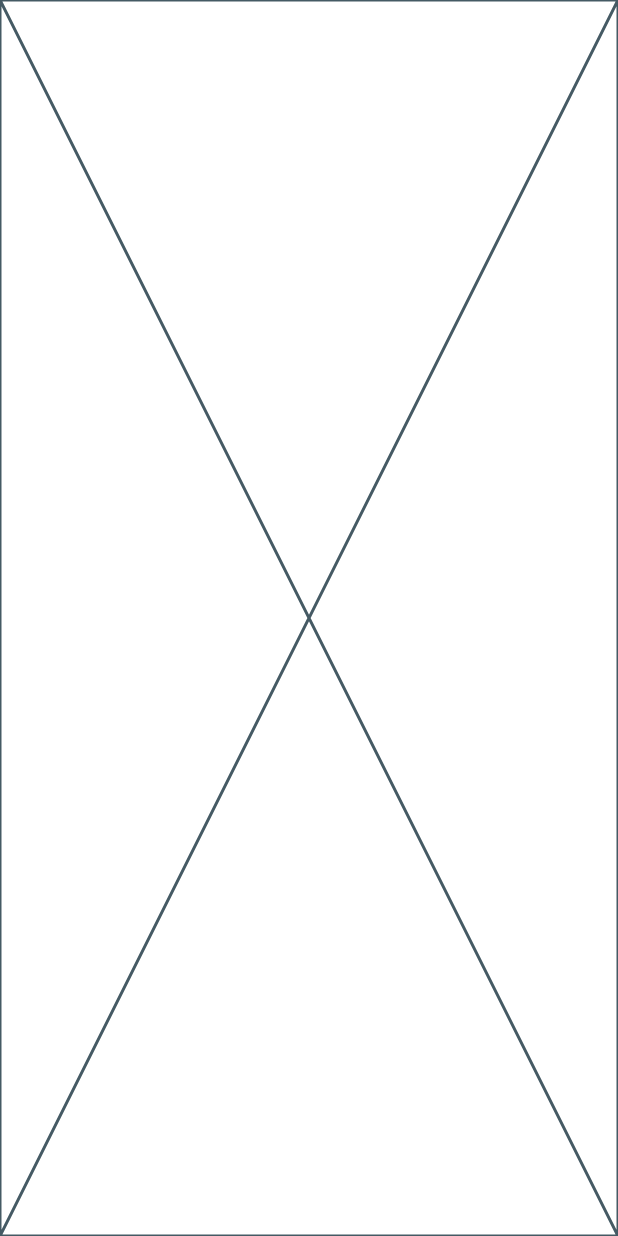
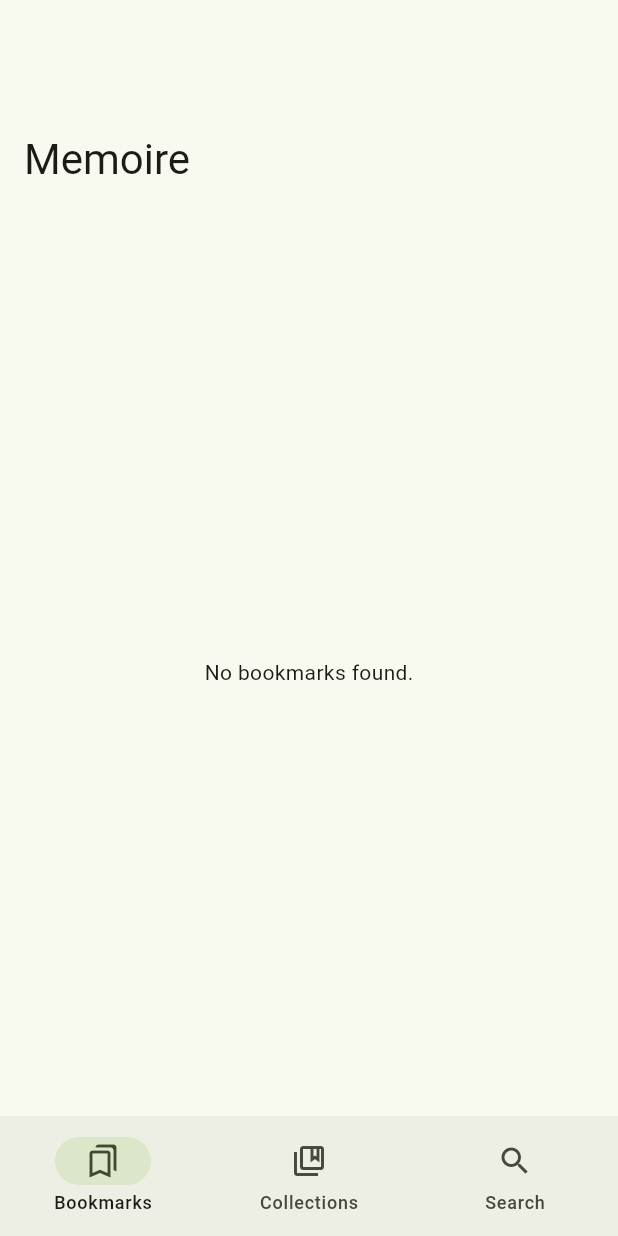
Before and after one commit to abdrhmniqbal/memoire, a Flutter app: the screen it shows after launch, on a phone screen of 412 x 824 dp. Run offline on Flutter 3.47's test engine with Material 3 defaults, Android fonts, the light colour scheme and no system bars; drawn by our look-alikes of dynamic_color; our stand-ins replace auto_route, flutter_hooks.

Commit message:
feat: add basic home layout

```diff
--- a/lib/config/router/routes.dart
+++ b/lib/config/router/routes.dart
@@ -8,7 +8,7 @@ class AppRouter extends RootStackRouter {
 
   @override
   List<AutoRoute> get routes => [
-    AutoRoute(page: HomeRoute.page, initial: true),
+    AutoRoute(page: BookmarksRoute.page, initial: true),
   ];
 }
 
--- /dev/null
+++ b/lib/presentation/layouts/home.dart
@@ -0,0 +1,85 @@
+import 'package:auto_route/auto_route.dart';
+import 'package:flutter/material.dart';
+import 'package:flutter_hooks/flutter_hooks.dart';
+import 'package:memoire/config/themes/themes.dart';
+
+class NavigationItem {
+  final String label;
+  final IconData icon;
+  final PageRouteInfo route;
+
+  const NavigationItem({
+    required this.label,
+    required this.icon,
+    required this.route,
+  });
+}
+
+class HomeLayout extends HookWidget {
+  final Widget body;
+  final List<Widget>? actions;
+  final Widget? floatingActionButton;
+
+  const HomeLayout({
+    super.key,
+    required this.body,
+    this.actions,
+    this.floatingActionButton,
+  });
+
+  @override
+  Widget build(BuildContext context) {
+    final currentIndex = useState(0);
+    final theme = context.theme;
+
+    final List<NavigationItem> navigationItems = [
+      NavigationItem(
+        label: 'Bookmarks',
+        icon: Icons.bookmarks_outlined,
+        route: const NamedRoute("BookmarksView"),
+      ),
+      NavigationItem(
+        label: 'Collections',
+        icon: Icons.collections_bookmark_outlined,
+        route: const NamedRoute("CollectionsView"),
+      ),
+      NavigationItem(
+        label: 'Search',
+        icon: Icons.search_outlined,
+        route: const NamedRoute("SearchView"),
+      ),
+    ];
+
+    return Scaffold(
+      floatingActionButton: floatingActionButton,
+      bottomNavigationBar: NavigationBar(
+        selectedIndex: currentIndex.value,
+        onDestinationSelected: (index) {
+          currentIndex.value = index;
+          context.router.replace(navigationItems[index].route);
+        },
+        destinations:
+            navigationItems
+                .map(
+                  (item) => NavigationDestination(
+                    icon: Icon(item.icon),
+                    label: item.label,
+                  ),
+                )
+                .toList(),
+      ),
+      body: CustomScrollView(
+        slivers: [
+          SliverAppBar.large(
+            pinned: true,
+            automaticallyImplyLeading: true,
+            backgroundColor: theme.colorScheme.surface,
+            title: const Text('Memoire'),
+            actions: <Widget>[if (actions != null) ...actions!],
+          ),
+          SliverFillRemaining(child: body),
+        ],
+      ),
+    );
+  }
+}
--- /dev/null
+++ b/lib/presentation/pages/bookmarks.dart
@@ -0,0 +1,21 @@
+import 'package:auto_route/auto_route.dart';
+import 'package:flutter/material.dart';
+import 'package:memoire/presentation/layouts/home.dart';
+
+@RoutePage()
+class BookmarksPage extends StatelessWidget {
+  const BookmarksPage({super.key});
+
+  @override
+  Widget build(BuildContext context) {
+    return const HomeLayout(
+      body: Padding(
+        padding: EdgeInsetsDirectional.symmetric(
+          horizontal: 8,
+          vertical: 0,
+        ),
+        child: Center(child: Text('No bookmarks found.')),
+          ),
+    );
+  }
+}
--- a/lib/presentation/pages/home.dart
+++ /dev/null
@@ -1,12 +0,0 @@
-import 'package:auto_route/auto_route.dart';
-import 'package:flutter/material.dart';
-
-@RoutePage()
-class HomePage extends StatelessWidget {
-  const HomePage({super.key});
-
-  @override
-  Widget build(BuildContext context) {
-    return const Placeholder();
-  }
-}
--- a/pubspec.yaml
+++ b/pubspec.yaml
@@ -36,6 +36,7 @@ dependencies:
   cupertino_icons: ^1.0.8
   auto_route: ^10.0.1
   dynamic_color: ^1.7.0
+  flutter_hooks: ^0.21.2
 
 dev_dependencies:
   flutter_test:
```
Also changed, not shown: lib/config/router/routes.gr.dart, pubspec.lock.
